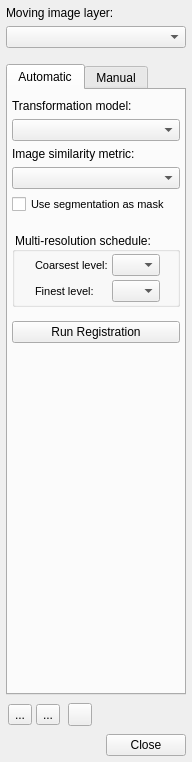
Old version of the form GUI/Qt/Windows/Registration/RegistrationDialog.ui in the repository pyushkevich/itksnap.
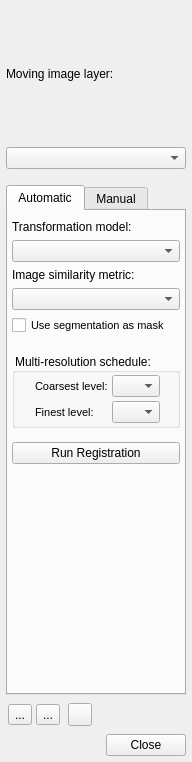
New version of the form. Icons and pictures are not drawn. Custom widgets are drawn as their Qt base class.

Commit message: trying to clean up gui for free rotation/registration

Patch:
```diff
--- a/GUI/Qt/Windows/Registration/RegistrationDialog.ui
+++ b/GUI/Qt/Windows/Registration/RegistrationDialog.ui
@@ -54,6 +54,25 @@
     <number>6</number>
    </property>
    <item>
+    <widget class="QStackedWidget" name="stackFreeRotationMode">
+     <property name="currentIndex">
+      <number>0</number>
+     </property>
+     <widget class="QWidget" name="pgRegistration">
+      <layout class="QVBoxLayout" name="verticalLayout_6">
+       <property name="leftMargin">
+        <number>0</number>
+       </property>
+       <property name="topMargin">
+        <number>0</number>
+       </property>
+       <property name="rightMargin">
+        <number>0</number>
+       </property>
+       <property name="bottomMargin">
+        <number>0</number>
+       </property>
+       <item>
     <widget class="QLabel" name="label">
      <property name="text">
       <string>Moving image layer:</string>
@@ -63,6 +82,17 @@
    <item>
     <widget class="QComboBox" name="inMovingLayer"/>
    </item>
+      </layout>
+     </widget>
+     <widget class="QWidget" name="pgRotation">
+      <layout class="QVBoxLayout" name="verticalLayout_7">
+       <item>
+        <widget class="QWidget" name="widget_5" native="true"/>
+       </item>
+      </layout>
+     </widget>
+    </widget>
+   </item>
    <item>
     <spacer name="verticalSpacer_2">
      <property name="orientation">
@@ -302,8 +332,8 @@
            <rect>
             <x>0</x>
             <y>0</y>
-            <width>159</width>
-            <height>242</height>
+            <width>161</width>
+            <height>180</height>
            </rect>
           </property>
           <layout class="QVBoxLayout" name="verticalLayout_5">
```
Lines whose indentation alone changed are shown as unchanged. The commit also changes 6 other files.
